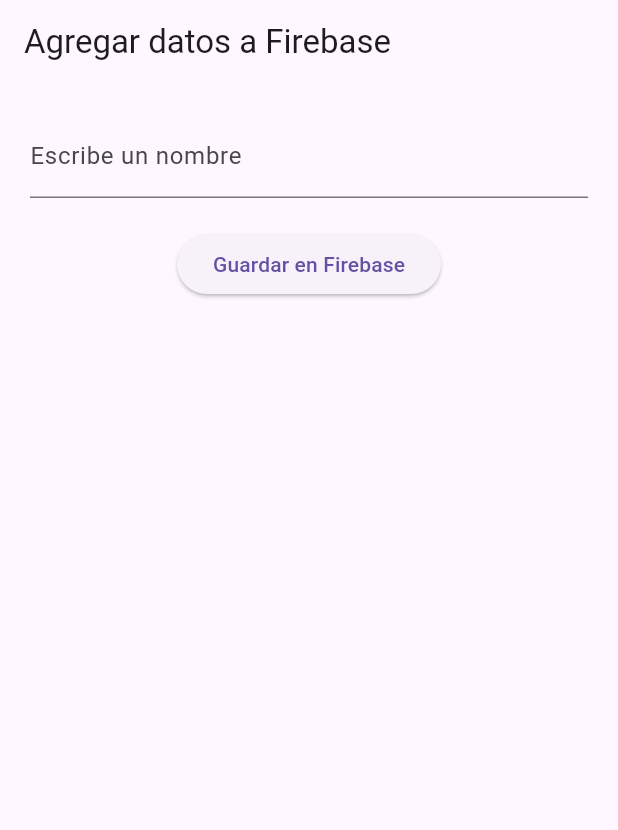
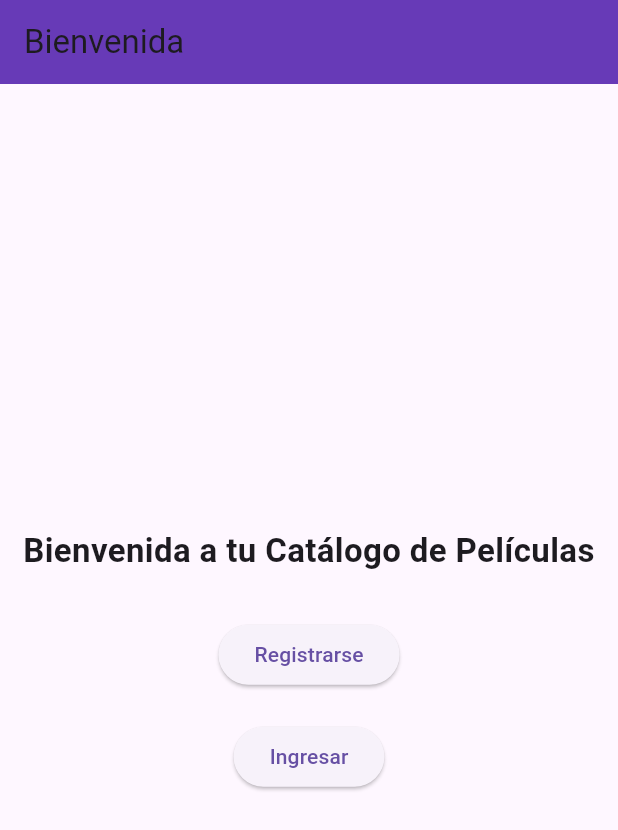
Before and after one commit to PaolaPedraza07/mi_app_firebase, a Flutter app: the screen it shows after launch, on a phone screen of 412 x 824 dp. Shown: the top 830 px of the screen. Run offline on Flutter 3.47's test engine with Material 3 defaults, Android fonts, the phone set to English and light mode, and no system bars; our stand-ins replace cloud_firestore, firebase_auth, firebase_core, firebase_storage; accounts and stored records are empty.

```diff
--- a/lib/main.dart
+++ b/lib/main.dart
@@ -1,62 +1,39 @@
 import 'package:flutter/material.dart';
 import 'package:firebase_core/firebase_core.dart';
+
 import 'firebase_options.dart';
-import 'package:cloud_firestore/cloud_firestore.dart';
+// Usar los archivos reales en `lib/` (nombres en español)
+import 'pantalla_inicio.dart';
+import 'pantalla_catalogo.dart';
+import 'pantalla_admin.dart';
 
 void main() async {
   WidgetsFlutterBinding.ensureInitialized();
-  await Firebase.initializeApp(
-    options: DefaultFirebaseOptions.currentPlatform,
-  );
+  await Firebase.initializeApp(options: DefaultFirebaseOptions.currentPlatform);
   runApp(const MyApp());
 }
 
-class MyApp extends StatelessWidget {
+class MyApp extends StatefulWidget {
   const MyApp({super.key});
 
   @override
+  State<MyApp> createState() => _MyAppState();
+}
+
+class _MyAppState extends State<MyApp> {
+  @override
   Widget build(BuildContext context) {
     return MaterialApp(
-      title: 'Firebase Demo',
-      home: AgregarDatosPage(),
+      debugShowCheckedModeBanner: false,
+
+      // Pantalla inicial
+      home: const PantallaInicio(),
+
+      // Rutas
+      routes: {
+        '/catalogo': (_) => const PantallaCatalogo(),
+        '/admin': (_) => const PantallaAdmin(),
+      },
     );
   }
 }
-
-class AgregarDatosPage extends StatelessWidget {
-  AgregarDatosPage({super.key});
-
-  final TextEditingController nombreController = TextEditingController();
-
-  Future<void> guardarNombre() async {
-    await FirebaseFirestore.instance.collection('usuarios').add({
-      'nombre': nombreController.text,
-      'fecha': DateTime.now(),
-    });
-  }
-
-  @override
-  Widget build(BuildContext context) {
-    return Scaffold(
-      appBar: AppBar(title: const Text('Agregar datos a Firebase')),
-      body: Padding(
-        padding: const EdgeInsets.all(20),
-        child: Column(
-          children: [
-            TextField(
-              controller: nombreController,
-              decoration: const InputDecoration(
-                labelText: 'Escribe un nombre',
-              ),
-            ),
-            const SizedBox(height: 20),
-            ElevatedButton(
-              onPressed: guardarNombre,
-              child: const Text('Guardar en Firebase'),
-            ),
-          ],
-        ),
-      ),
-    );
-  }
-}
--- /dev/null
+++ b/lib/pantalla_inicio.dart
@@ -0,0 +1,52 @@
+import 'package:flutter/material.dart';
+import 'registro_usuario.dart';
+import 'login_usuario.dart';
+
+class PantallaInicio extends StatelessWidget {
+  const PantallaInicio({super.key});
+
+  @override
+  Widget build(BuildContext context) {
+    return Scaffold(
+      appBar: AppBar(
+        title: Text("Bienvenida"),
+        backgroundColor: Colors.deepPurple,
+      ),
+      body: Center(
+        child: Column(
+          mainAxisAlignment: MainAxisAlignment.center,
+          children: [
+            Text(
+              "Bienvenida a tu Catálogo de Películas",
+              style: TextStyle(fontSize: 22, fontWeight: FontWeight.bold),
+              textAlign: TextAlign.center,
+            ),
+            SizedBox(height: 30),
+
+            ElevatedButton(
+              onPressed: () {
+                Navigator.push(
+                  context,
+                  MaterialPageRoute(builder: (_) => RegistroUsuario()),
+                );
+              },
+              child: const Text("Registrarse"),
+            ),
+
+            SizedBox(height: 20),
+
+            ElevatedButton(
+              onPressed: () {
+                Navigator.push(
+                  context,
+                  MaterialPageRoute(builder: (_) => LoginUsuario()),
+                );
+              },
+              child: const Text("Ingresar"),
+            ),
+          ],
+        ),
+      ),
+    );
+  }
+}
```
Also changed, not shown: lib/login_usuario.dart (added, +40 -0 lines), lib/models/movie.dart (added, +44 -0 lines), lib/pantalla_admin.dart (added, +85 -0 lines), lib/pantalla_catalogo.dart (added, +56 -0 lines), lib/pantalla_detalle.dart (added, +37 -0 lines), lib/registro_usuario.dart (added, +45 -0 lines), lib/services/auth_service.dart (added, +17 -0 lines), lib/services/firestore_service.dart (added, +30 -0 lines), pubspec.yaml (+8 -3 lines), pubspec.lock, 9 other files.
